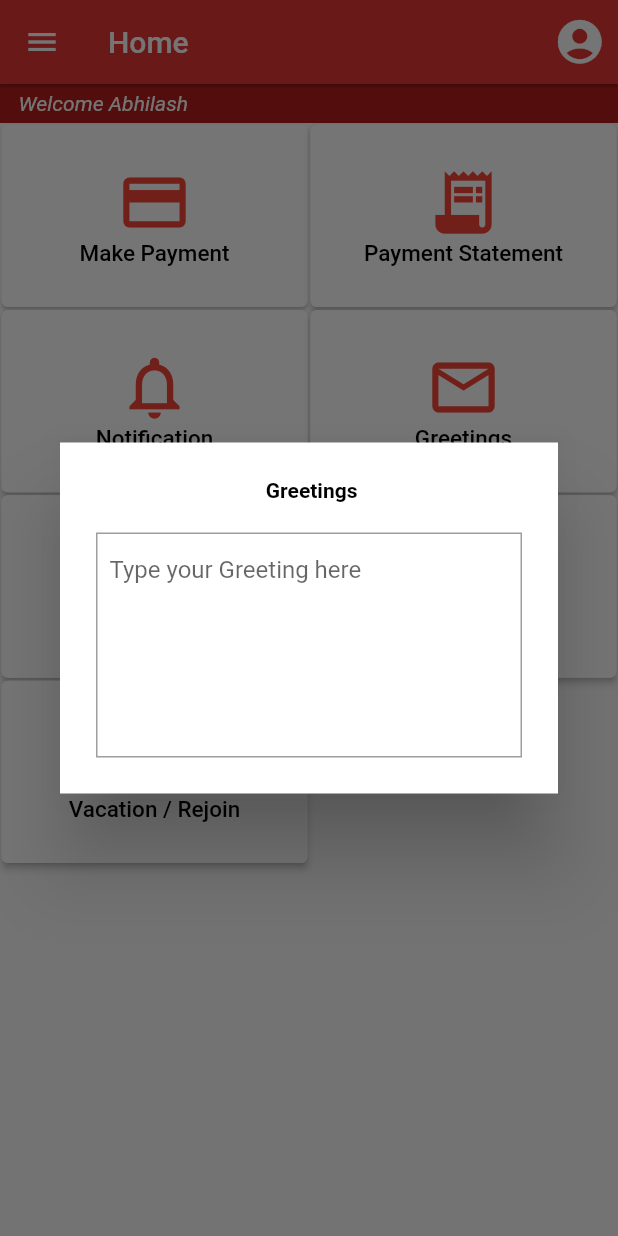
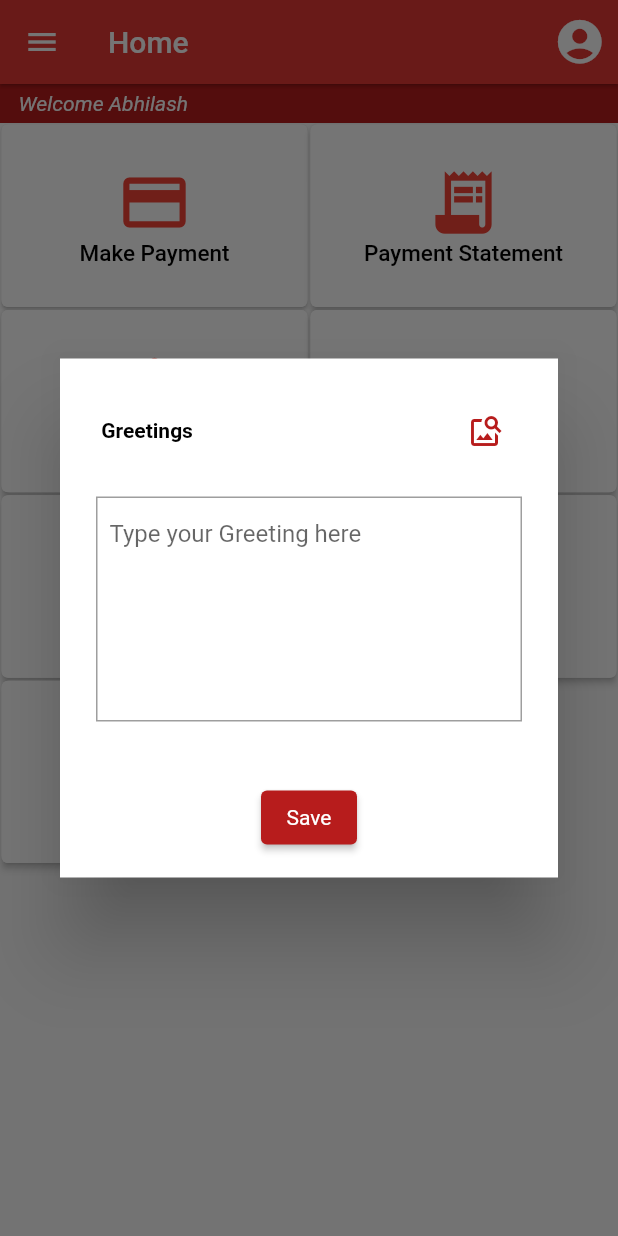
Before and after one commit to Shibili12/paymentapp, a Flutter app: the screen it shows after launch, after a tap on "Greetings", on a phone screen of 412 x 824 dp. Run offline on Flutter 3.47's test engine with Material 3 defaults, Android fonts, the phone set to English and light mode, and no system bars; our stand-ins replace image_picker, timelines; missing offline and left inert: flutter_stripe.

Commit message:
image select and show preview on greetings popup

```diff
--- a/lib/HomePage.dart
+++ b/lib/HomePage.dart
@@ -1,4 +1,5 @@
 import 'dart:convert';
+import 'dart:io';
 
 import 'package:flutter/cupertino.dart';
 import 'package:flutter/material.dart';
@@ -8,6 +9,7 @@ import 'package:flutter_stripe/flutter_stripe.dart';
 //import 'package:flutter_stripe/flutter_stripe.dart';
 
 import 'package:http/http.dart' as http;
+import 'package:image_picker/image_picker.dart';
 import 'package:paymentapp/bustiming_page.dart';
 import 'package:paymentapp/notification_page.dart';
 import 'package:paymentapp/payment_historypage.dart';
@@ -34,6 +36,8 @@ class _HomeScreenState extends State<HomeScreen> {
   ];
   Size? size;
   Map<String, dynamic>? paymentIntent;
+  XFile? selectedImage;
+  bool isImageselected = false;
 
   @override
   Widget build(BuildContext context) {
@@ -541,7 +545,9 @@ class _HomeScreenState extends State<HomeScreen> {
 
       if (paymentIntent != null) {
         print(paymentIntent.toString());
-        await Stripe.instance.initPaymentSheet(
+
+        await Stripe.instance
+            .initPaymentSheet(
               paymentSheetParameters: SetupPaymentSheetParameters(
                 paymentIntentClientSecret: paymentIntent!['client_secret'],
                 style: ThemeMode.light,
@@ -550,8 +556,11 @@ class _HomeScreenState extends State<HomeScreen> {
                 customerEphemeralKeySecret: paymentIntent!['ephemeralKey'],
                 allowsDelayedPaymentMethods: true,
               ),
-        );
-        displayPaymentsheet();
+            )
+            .then(
+              (value) => displayPaymentsheet(),
+            )
+            .onError((error, stackTrace) => print(error.toString()));
       }
     } catch (e) {
       print("Exepction======>" + e.toString());
@@ -564,6 +573,7 @@ class _HomeScreenState extends State<HomeScreen> {
       Map<String, dynamic> body = {
         "amount": "${amount}00", //100 rs
         "currency": "inr",
+
         'payment_method_types[]': 'card',
       };
       var response = await http.post(
@@ -578,7 +588,7 @@ class _HomeScreenState extends State<HomeScreen> {
 
       return jsonDecode(response.body);
     } catch (e) {
-      print("Exepction======>" + e.toString());
+      print("Exepction======> sssss" + e.toString());
     }
   }
 
@@ -668,14 +678,42 @@ class _HomeScreenState extends State<HomeScreen> {
         return StatefulBuilder(builder: (context, setState) {
           return AlertDialog(
             shape: RoundedRectangleBorder(borderRadius: BorderRadius.zero),
-            title: Center(
+            title: Row(
+              children: [
+                Expanded(
                   child: Text(
                     ' Greetings',
                     style: TextStyle(
                         color: Colors.black,
                         fontSize: 14.0,
                         fontWeight: FontWeight.bold),
-            )),
+                  ),
+                ),
+                isImageselected == true
+                    ? GestureDetector(
+                        onTap: () {
+                          showImage(selectedImage!.path);
+                        },
+                        child: CircleAvatar(
+                          backgroundImage: FileImage(File(selectedImage!.path)),
+                          backgroundColor: Colors.white,
+                        ),
+                      )
+                    : IconButton(
+                        onPressed: () async {
+                          selectedImage = await pickImage();
+                          if (selectedImage != null) {
+                            setState(() {
+                              isImageselected = true;
+                            });
+                          }
+                        },
+                        icon: Icon(
+                          Icons.image_search,
+                          color: Palette.ToDoDeepRed,
+                        ))
+              ],
+            ),
             content: Container(
               height: 150,
               width: 320,
@@ -694,9 +732,86 @@ class _HomeScreenState extends State<HomeScreen> {
                 ),
               ),
             ),
+            actions: [
+              Padding(
+                padding: const EdgeInsets.all(8.0),
+                child: Row(
+                  mainAxisAlignment: MainAxisAlignment.center,
+                  children: [
+                    ElevatedButton(
+                      style: ButtonStyle(
+                          backgroundColor:
+                              MaterialStateProperty.all(Palette.ToDoDeepRed),
+                          foregroundColor:
+                              MaterialStateProperty.all(Colors.white),
+                          padding: MaterialStateProperty.all(EdgeInsets.only(
+                              right: 5, left: 5, top: 1, bottom: 1)),
+                          textStyle: MaterialStateProperty.all(TextStyle(
+                            fontSize: 13,
+                          ))),
+                      onPressed: () {
+                        Navigator.of(context).pop();
+                      },
+                      child: Text('Save',
+                          style: TextStyle(
+                            color: Colors.white,
+                            fontSize: 14.0,
+                          )),
+                    ),
+                  ],
+                ),
+              ),
+            ],
           );
         });
       },
     );
   }
+
+  Future<XFile?> pickImage() async {
+    final imagePicker = ImagePicker();
+    try {
+      final image = await imagePicker.pickImage(source: ImageSource.gallery);
+      if (image != null) {
+        return image;
       }
+    } catch (e) {
+      print(e.toString());
+    }
+  }
+
+  showImage(String path) {
+    return showDialog(
+      barrierDismissible: false,
+      context: context,
+      builder: (context) {
+        return AlertDialog(
+          insetPadding: EdgeInsets.all(0),
+          contentPadding: EdgeInsets.all(1),
+          titlePadding: EdgeInsets.fromLTRB(2, 2, 2, 0),
+          title: Align(
+              alignment: Alignment.centerRight,
+              child: IconButton(
+                  onPressed: () {
+                    Navigator.pop(context);
+                  },
+                  icon: Icon(
+                    Icons.close,
+                    color: Palette.ToDoRed,
+                  ))),
+          content: Padding(
+            padding: const EdgeInsets.all(8.0),
+            child: Container(
+              width: MediaQuery.of(context).size.width * 0.8,
+              height: MediaQuery.of(context).size.height * 0.7,
+              decoration: BoxDecoration(
+                image: DecorationImage(
+                    image: FileImage(File(path)), fit: BoxFit.cover),
+              ),
+            ),
+          ),
+        );
+      },
+    );
+  }
+}
--- a/pubspec.yaml
+++ b/pubspec.yaml
@@ -38,6 +38,7 @@ dependencies:
   http: ^1.2.0
   flutter_stripe: ^10.0.0
   timelines: ^0.1.0
+  image_picker: ^1.0.7
 
 dev_dependencies:
   flutter_test:
```
Also changed, not shown: pubspec.lock, 8 other files. Lines whose indentation alone changed are shown as unchanged.
